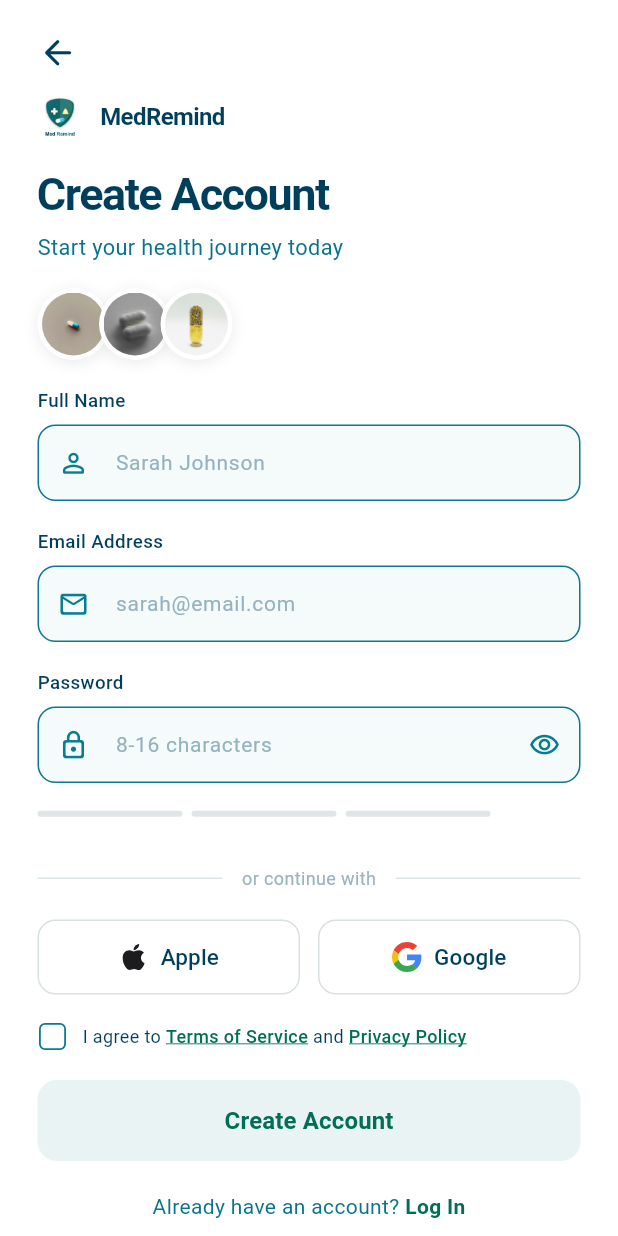
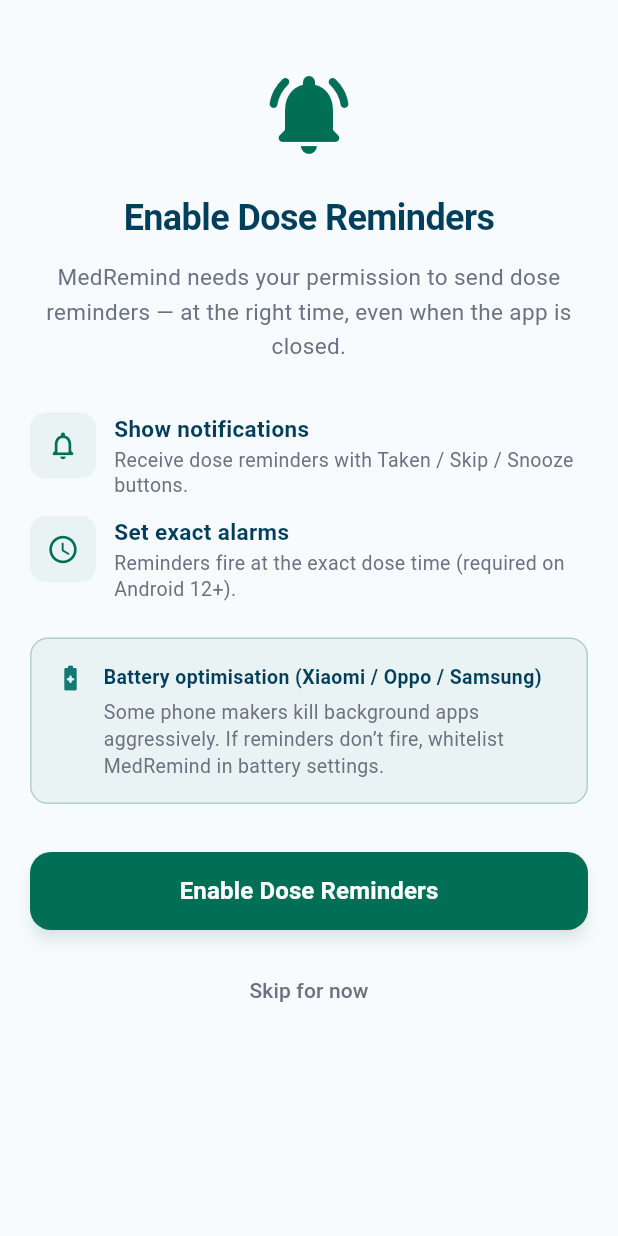
Before and after one commit to hammadraza-hub/MED_REMINDER, a Flutter app: the screen it shows after launch, after a tap on "Skip", on a phone screen of 412 x 824 dp. Run offline on Flutter 3.47's test engine with Material 3 defaults, Android fonts, the light colour scheme and no system bars; our stand-ins replace camera, cloud_firestore, cloud_functions, drift, firebase_auth, firebase_core and 10 more; missing offline and left inert: firebase_app_check, google_mlkit_text_recognition; accounts and stored records are empty; generated files the repository leaves out were written again.

Commit message:
M8 step 5c: Notification permission screen + onboarding flow

```diff
--- /dev/null
+++ b/lib/features/onboarding/notification_permission_screen.dart
@@ -0,0 +1,351 @@
+import 'package:flutter/material.dart';
+
+import '../../core/constants/app_colors.dart';
+import '../../core/services/reminder_scheduler.dart';
+import '../auth/signup_screen.dart';
+
+/// Notification permission screen — part of M8 step 5c (onboarding).
+///
+/// Asks the user to grant:
+///   • POST_NOTIFICATIONS — so dose reminders can appear even when the app is closed
+///   • SCHEDULE_EXACT_ALARM — so reminders fire at the exact dose time (Android 12+)
+///
+/// Also includes a battery-optimisation hint for Xiaomi, Oppo and Samsung phones
+/// (per M8 spec), since aggressive battery killing can block exact alarms.
+///
+/// On grant/deny/skip, navigates to SignupScreen so the flow stays within onboarding.
+class NotificationPermissionScreen extends StatefulWidget {
+  const NotificationPermissionScreen({super.key});
+
+  @override
+  State<NotificationPermissionScreen> createState() =>
+      _NotificationPermissionScreenState();
+}
+
+class _NotificationPermissionScreenState
+    extends State<NotificationPermissionScreen> {
+  bool _isRequesting = false;
+  String? _status; // 'granted', 'denied', 'error'
+
+  /// Calls ReminderScheduler.instance.requestPermissions() and records the result.
+  Future<void> _requestPermissions() async {
+    setState(() {
+      _isRequesting = true;
+      _status = null;
+    });
+
+    try {
+      final allowed = await ReminderScheduler.instance.requestPermissions();
+      if (!mounted) return;
+      setState(() {
+        _status = allowed ? 'granted' : 'denied';
+      });
+    } catch (e) {
+      if (!mounted) return;
+      setState(() {
+        _status = 'error';
+      });
+    } finally {
+      if (mounted) setState(() => _isRequesting = false);
+    }
+  }
+
+  void _continueToSignup() {
+    Navigator.of(context).pushReplacement(
+      MaterialPageRoute(builder: (_) => const SignupScreen()),
+    );
+  }
+
+  @override
+  Widget build(BuildContext context) {
+    final granted = _status == 'granted';
+    final denied = _status == 'denied';
+
+    return Scaffold(
+      backgroundColor: AppColors.background,
+      body: SafeArea(
+        child: Column(
+          children: [
+            // =========================================================
+            // HEADER
+            // =========================================================
+            Expanded(
+              child: SingleChildScrollView(
+                padding: const EdgeInsets.all(20),
+                child: Column(
+                  crossAxisAlignment: CrossAxisAlignment.stretch,
+                  children: [
+                    const SizedBox(height: 24),
+
+                    Icon(
+                      Icons.notifications_active_rounded,
+                      color: AppColors.primary,
+                      size: 64,
+                    ),
+                    const SizedBox(height: 20),
+
+                    Text(
+                      'Enable Dose Reminders',
+                      textAlign: TextAlign.center,
+                      style: TextStyle(
+                        color: AppColors.textPrimary,
+                        fontSize: 24,
+                        fontWeight: FontWeight.w700,
+                        letterSpacing: -0.4,
+                      ),
+                    ),
+                    const SizedBox(height: 12),
+
+                    Text(
+                      'MedRemind needs your permission to send dose reminders — '
+                          'at the right time, even when the app is closed.',
+                      textAlign: TextAlign.center,
+                      style: TextStyle(
+                        color: AppColors.textSecondary,
+                        fontSize: 15,
+                        height: 1.5,
+                      ),
+                    ),
+                    const SizedBox(height: 32),
+
+                    // =========================================================
+                    // PERMISSION CARDS
+                    // =========================================================
+                    _PermissionCard(
+                      icon: Icons.notifications_none_rounded,
+                      title: 'Show notifications',
+                      subtitle:
+                          'Receive dose reminders with Taken / Skip / Snooze buttons.',
+                    ),
+                    const SizedBox(height: 12),
+                    _PermissionCard(
+                      icon: Icons.schedule_rounded,
+                      title: 'Set exact alarms',
+                      subtitle:
+                          'Reminders fire at the exact dose time (required on Android 12+).',
+                    ),
+                    const SizedBox(height: 24),
+
+                    // =========================================================
+                    // BATTERY HINT (per M8 spec)
+                    // =========================================================
+                    Container(
+                      padding: const EdgeInsets.all(16),
+                      decoration: BoxDecoration(
+                        color: AppColors.primaryLight,
+                        borderRadius: BorderRadius.circular(12),
+                        border: Border.all(
+                          color: AppColors.primary.withValues(alpha: 0.25),
+                        ),
+                      ),
+                      child: Row(
+                        crossAxisAlignment: CrossAxisAlignment.start,
+                        children: [
+                          const Icon(
+                            Icons.battery_saver_rounded,
+                            color: AppColors.brandTeal,
+                            size: 20,
+                          ),
+                          const SizedBox(width: 12),
+                          Expanded(
+                            child: Column(
+                              crossAxisAlignment: CrossAxisAlignment.start,
+                              children: [
+                                Text(
+                                  'Battery optimisation (Xiaomi / Oppo / Samsung)',
+                                  style: TextStyle(
+                                    color: AppColors.textPrimary,
+                                    fontSize: 13,
+                                    fontWeight: FontWeight.w600,
+                                  ),
+                                ),
+                                const SizedBox(height: 4),
+                                Text(
+                                  'Some phone makers kill background apps aggressively. '
+                                      'If reminders don’t fire, whitelist MedRemind in battery settings.',
+                                style: TextStyle(
+                                  color: AppColors.textSecondary,
+                                  fontSize: 13,
+                                  height: 1.4,
+                                ),
+                              ),
+                            ],
+                          ),
+                          ),
+                        ],
+                      ),
+                    ),
+                    const SizedBox(height: 32),
+
+                    // =========================================================
+                    // STATUS / RESULT
+                    // =========================================================
+                    if (_status != null) ...[
+                      Container(
+                        padding: const EdgeInsets.all(14),
+                        decoration: BoxDecoration(
+                          color: granted
+                              ? AppColors.successBackground
+                              : AppColors.error.withValues(alpha: 0.1),
+                          borderRadius: BorderRadius.circular(10),
+                        ),
+                        child: Row(
+                          children: [
+                            Icon(
+                              granted
+                                  ? Icons.check_circle_rounded
+                                  : Icons.error_outline_rounded,
+                              color: granted
+                                  ? AppColors.success
+                                  : AppColors.error,
+                              size: 20,
+                            ),
+                            const SizedBox(width: 10),
+                            Expanded(
+                              child: Text(
+                                granted
+                                    ? 'Permissions granted — reminders are on.'
+                                    : denied
+                                    ? 'Permissions denied — you can enable them later in Settings.'
+                                    : 'Could not verify permissions — try again.',
+                                style: TextStyle(
+                                  color: granted
+                                      ? AppColors.success
+                                      : AppColors.textSecondary,
+                                  fontSize: 13,
+                                ),
+                              ),
+                            ),
+                          ],
+                        ),
+                      ),
+                      const SizedBox(height: 20),
+                    ],
+
+                    // =========================================================
+                    // PRIMARY BUTTON
+                    // =========================================================
+                    SizedBox(
+                      height: 52,
+                      child: ElevatedButton(
+                        onPressed: _isRequesting
+                            ? null
+                            : (granted || denied
+                                ? _continueToSignup
+                                : _requestPermissions),
+                        style: ElevatedButton.styleFrom(
+                          backgroundColor: AppColors.primary,
+                          foregroundColor: Colors.white,
+                          elevation: 4,
+                          shadowColor: AppColors.primaryDark.withValues(alpha: 0.22),
+                          shape: RoundedRectangleBorder(
+                            borderRadius: BorderRadius.circular(14),
+                          ),
+                        ),
+                        child: _isRequesting
+                            ? const SizedBox(
+                                width: 20,
+                                height: 20,
+                                child: CircularProgressIndicator(
+                                  strokeWidth: 2,
+                                  valueColor: AlwaysStoppedAnimation(Colors.white),
+                                ),
+                              )
+                            : Text(
+                                granted || denied
+                                    ? 'Continue Anyway'
+                                    : 'Enable Dose Reminders',
+                                style: const TextStyle(
+                                  fontSize: 16,
+                                  fontWeight: FontWeight.w600,
+                                ),
+                              ),
+                      ),
+                    ),
+                    const SizedBox(height: 16),
+
+                    // =========================================================
+                    // SKIP
+                    // =========================================================
+                    TextButton(
+                      onPressed: _isRequesting ? null : _continueToSignup,
+                      child: Text(
+                        'Skip for now',
+                        style: TextStyle(
+                          color: AppColors.textSecondary,
+                          fontSize: 14,
+                          fontWeight: FontWeight.w500,
+                        ),
+                      ),
+                    ),
+                    const SizedBox(height: 24),
+                  ],
+                ),
+              ),
+            ),
+          ],
+        ),
+      ),
+    );
+  }
+}
+
+/// Single permission explanation card.
+class _PermissionCard extends StatelessWidget {
+  final IconData icon;
+  final String title;
+  final String subtitle;
+
+  const _PermissionCard({
+    required this.icon,
+    required this.title,
+    required this.subtitle,
+  });
+
+  @override
+  Widget build(BuildContext context) {
+    return Row(
+      crossAxisAlignment: CrossAxisAlignment.start,
+      children: [
+        Container(
+          width: 44,
+          height: 44,
+          decoration: BoxDecoration(
+            color: AppColors.primaryLight,
+            borderRadius: BorderRadius.circular(10),
+          ),
+          child: Icon(
+            icon,
+            color: AppColors.primary,
+            size: 22,
+          ),
+        ),
+        const SizedBox(width: 12),
+        Expanded(
+          child: Column(
+            crossAxisAlignment: CrossAxisAlignment.start,
+            children: [
+              Text(
+                title,
+                style: TextStyle(
+                  color: AppColors.textPrimary,
+                  fontSize: 15,
+                  fontWeight: FontWeight.w600,
+                ),
+              ),
+              const SizedBox(height: 2),
+              Text(
+                subtitle,
+                style: TextStyle(
+                  color: AppColors.textSecondary,
+                  fontSize: 13,
+                  height: 1.3,
+                ),
+              ),
+            ],
+          ),
+        ),
+      ],
+    );
+  }
+}
--- a/lib/features/onboarding/onboarding_screen.dart
+++ b/lib/features/onboarding/onboarding_screen.dart
@@ -3,7 +3,7 @@
 import 'package:flutter/material.dart';
 
 import '../../core/constants/app_colors.dart';
-import '../auth/signup_screen.dart';
+import 'notification_permission_screen.dart';
 
 class OnboardingScreen extends StatefulWidget {
   const OnboardingScreen({super.key});
@@ -72,7 +72,9 @@
   void _goToSignup() {
     Navigator.of(
       context,
-    ).pushReplacement(MaterialPageRoute(builder: (_) => const SignupScreen()));
+    ).pushReplacement(
+      MaterialPageRoute(builder: (_) => const NotificationPermissionScreen()),
+    );
   }
 
   void _nextPage() {
```
